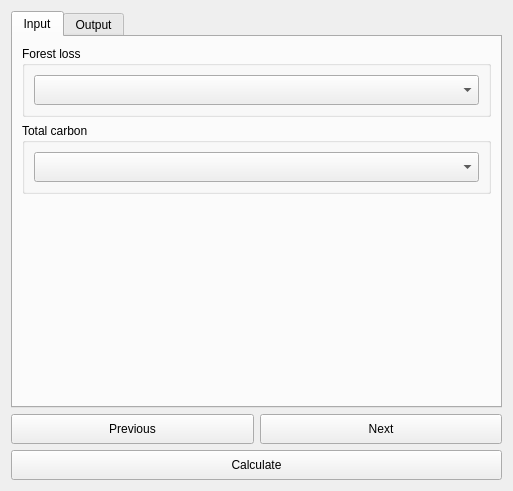
Qt form LDMP/gui/DlgCalculateRestBiomassSummaryTable.ui (ConservationInternational/trends.earth) before a commit.
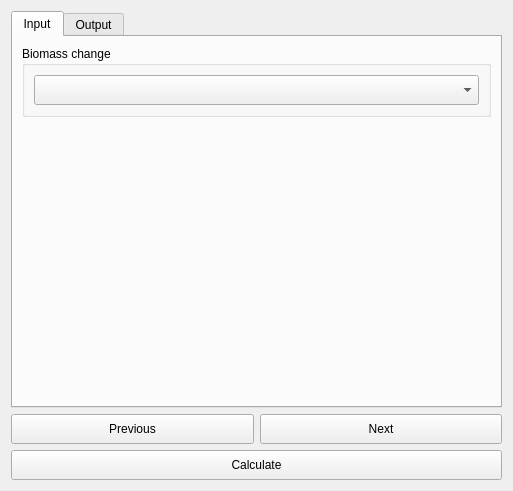
The same form after that commit. Custom widgets are drawn as their Qt base class.

Commit message: Update guis and add gee link for restoration biomass.

What changed in the file:
```diff
--- a/LDMP/gui/DlgCalculateRestBiomassSummaryTable.ui
+++ b/LDMP/gui/DlgCalculateRestBiomassSummaryTable.ui
@@ -66,7 +66,7 @@
           </font>
          </property>
          <property name="title">
-          <string>Forest loss</string>
+          <string>Biomass change</string>
          </property>
          <layout class="QVBoxLayout" name="verticalLayout_6">
           <item>
@@ -84,56 +84,7 @@
              </size>
             </property>
             <property name="layer_type" stdset="0">
-             <string notr="true">Forest loss</string>
-            </property>
-           </widget>
-          </item>
-         </layout>
-        </widget>
-       </item>
-       <item>
-        <widget class="QGroupBox" name="groupBox_3">
-         <property name="enabled">
-          <bool>true</bool>
-         </property>
-         <property name="sizePolicy">
-          <sizepolicy hsizetype="Preferred" vsizetype="Minimum">
-           <horstretch>0</horstretch>
-           <verstretch>0</verstretch>
-          </sizepolicy>
-         </property>
-         <property name="maximumSize">
-          <size>
-           <width>16777215</width>
-           <height>16777215</height>
-          </size>
-         </property>
-         <property name="font">
-          <font>
-           <weight>50</weight>
-           <bold>false</bold>
-          </font>
-         </property>
-         <property name="title">
-          <string>Total carbon</string>
-         </property>
-         <layout class="QVBoxLayout" name="verticalLayout_7">
-          <item>
-           <widget class="WidgetDataIOSelectTELayerExisting" name="combo_layer_tc">
-            <property name="sizePolicy">
-             <sizepolicy hsizetype="Expanding" vsizetype="Minimum">
-              <horstretch>0</horstretch>
-              <verstretch>0</verstretch>
-             </sizepolicy>
-            </property>
-            <property name="minimumSize">
-             <size>
-              <width>275</width>
-              <height>30</height>
-             </size>
-            </property>
-            <property name="layer_type" stdset="0">
-             <string notr="true">Total carbon</string>
+             <string notr="true">Biomass difference (tons CO2e per ha)</string>
             </property>
            </widget>
           </item>
```
Left out of the diff: 5 changed lines with no effect on the pictures. The commit also changes 6 other files.
